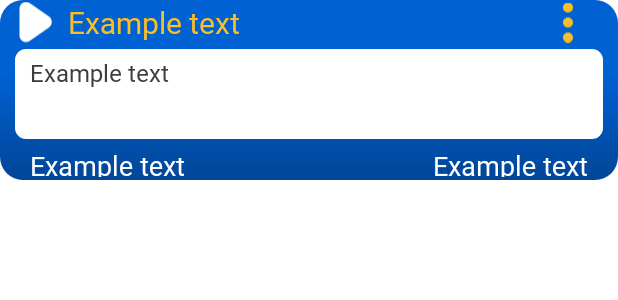
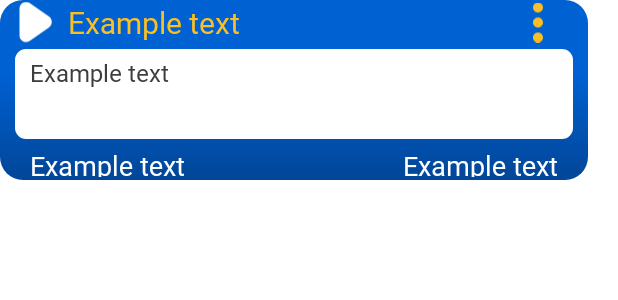
Before and after one commit to CotaVilla/Home-Workout-App, an Android app: the layout list_item_rutine.xml on its own in the app's theme, with its tools: preview values and no code run, on a phone screen of 412 x 824 dp. Shown: the top 300 px of the screen. Run offline under Robolectric (Android 15) with nearby library versions, the phone set to English and light mode, and no system bars; Roboto replaces fonts that are not available here.

Commit message:
Items in rutines better spaced and with click events.

```diff
--- a/app/src/main/java/com/example/homeworkoutapp/ui/routines/RoutinesFragment.java
+++ b/app/src/main/java/com/example/homeworkoutapp/ui/routines/RoutinesFragment.java
@@ -9,6 +9,7 @@ import android.os.Bundle;
 import androidx.annotation.NonNull;
 import androidx.annotation.Nullable;
 import androidx.fragment.app.Fragment;
+import androidx.recyclerview.widget.DividerItemDecoration;
 import androidx.recyclerview.widget.LinearLayoutManager;
 import androidx.recyclerview.widget.RecyclerView;
 
@@ -48,6 +49,7 @@ public class RoutinesFragment extends Fragment {
         });
 
         // RecyclerView
+
         recycler = (RecyclerView) root.findViewById(R.id.rutines_recycler);
         recycler.setLayoutManager(new LinearLayoutManager(context,LinearLayoutManager.VERTICAL,false));
 
--- a/app/src/main/res/layout/list_item_rutine.xml
+++ b/app/src/main/res/layout/list_item_rutine.xml
@@ -1,13 +1,19 @@
 <?xml version="1.0" encoding="utf-8"?>
-<LinearLayout xmlns:android="http://schemas.android.com/apk/res/android"
-    xmlns:app="http://schemas.android.com/apk/res-auto"
+<LinearLayout
+    xmlns:android="http://schemas.android.com/apk/res/android"
     xmlns:tools="http://schemas.android.com/tools"
-    android:layout_width="match_parent"
-    android:layout_height="120dp"
-    android:background="@drawable/round_container_blue"
+    android:layout_width="wrap_content"
+    android:layout_height="wrap_content"
     android:orientation="vertical">
 
 
+    <LinearLayout
+        android:layout_width="match_parent"
+        android:layout_height="120dp"
+        android:orientation="vertical"
+        android:layout_marginRight="20dp"
+        android:layout_marginBottom="10dp"
+        android:background="@drawable/round_container_blue">
         <LinearLayout
             android:layout_width="match_parent"
             android:layout_height="30dp"
@@ -24,7 +30,6 @@
                     android:layout_width="28dp"
                     android:layout_height="30dp"
                     android:layout_centerVertical="true"
-                android:onClick="toastLove"
                     android:src="@drawable/ic_play"
                     tools:ignore="TouchTargetSizeCheck,SpeakableTextPresentCheck"/>
             </RelativeLayout>
@@ -55,7 +60,6 @@
                     android:layout_width="28dp"
                     android:layout_height="30dp"
                     android:layout_centerVertical="true"
-                android:onClick="toastLove"
                     android:src="@drawable/ic_dots"
                     tools:ignore="TouchTargetSizeCheck,SpeakableTextPresentCheck" />
 
@@ -100,7 +104,7 @@
                 android:layout_height="match_parent">
 
                 <TextView
-                android:id="@+id/rutine_excersices"
+                    android:id="@+id/rutine_exercises"
                     android:layout_width="match_parent"
                     android:layout_height="20dp"
                     android:layout_centerVertical="true"
@@ -124,9 +128,7 @@
                     android:textAppearance="@style/item_text" />
             </RelativeLayout>
 
+        </LinearLayout>
+    </LinearLayout>
 
 </LinearLayout>
-
-
-
-</LinearLayout>
```
Also changed, not shown: app/src/main/java/com/example/homeworkoutapp/ui/RutineList.java (+42 -10 lines). Lines whose indentation alone changed are shown as unchanged.
